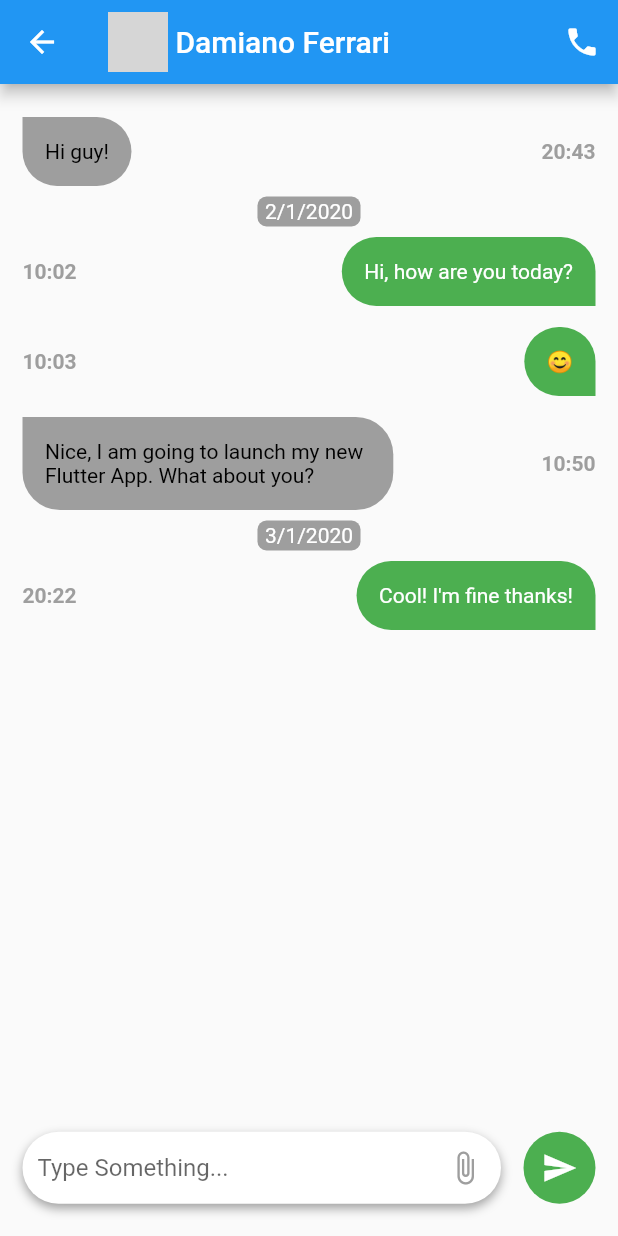
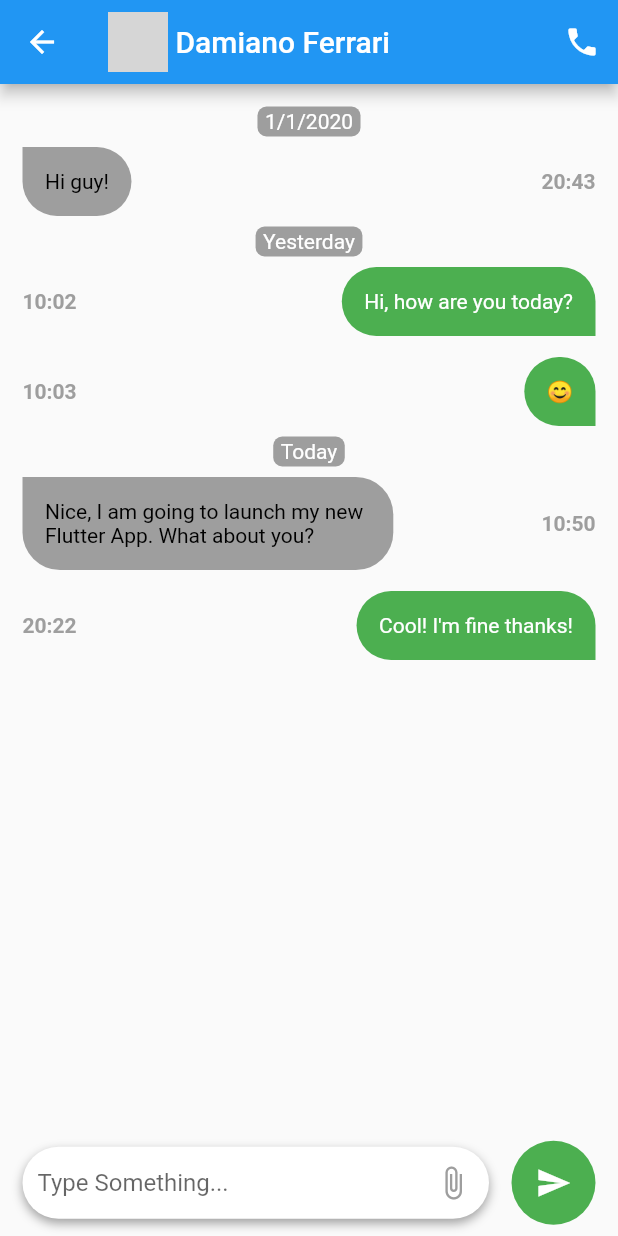
Before and after one commit to ferraridamiano/Message-App-UI, a Flutter app: the screen it shows after launch, after a tap on "Damiano Ferrari", on a phone screen of 412 x 824 dp. Run offline on Flutter 3.47's test engine with Material 2 defaults, Android fonts, the phone set to English and light mode, and no system bars; network calls fail; grey boxes are pictures that could not be loaded.

Commit message:
✨ Now the date of a message is base on DateTime

```diff
--- a/lib/chat.dart
+++ b/lib/chat.dart
@@ -1,7 +1,7 @@
 import 'package:flutter/material.dart';
+import 'package:message_app/widgets/conversationWidget.dart';
 import 'messageLists.dart';
 import 'models/contact.dart';
-import 'widgets/messageWidget.dart';
 
 class ChatScreen extends StatefulWidget {
   final Contact contact;
@@ -42,28 +42,10 @@ class _ChatScreenState extends State<ChatScreen> {
       ),
       body: Column(
         children: <Widget>[
-          Expanded(
-            child: ListView.builder(
-              padding: const EdgeInsets.all(15),
-              itemCount: messages.length,
-              itemBuilder: (ctx, i) {
-                DateTime messageTime = messages[i].time;
-                if (i > 0 && messages[i - 1].time.add(Duration(days: 1)).day == messageTime.day) {
-                  //different day then previous message
-                  String stringDate = '${messageTime.day}/${messageTime.month}/${messageTime.year}';
-                  return Column(
-                    children: [
-                      NewDayChatWidget(stringDate),
-                      MessageWidget(messages[i]),
-                    ],
-                  );
-                }
-                return MessageWidget(messages[i]);
-              },
-            ),
-          ),
+          ConversationWidget(messages),
+          //textfield to type the message
           Container(
-            margin: EdgeInsets.all(15.0),
+            margin: EdgeInsets.symmetric(vertical: 5, horizontal: 15),
             height: 61,
             child: Row(
               children: <Widget>[
@@ -106,12 +88,15 @@ class _ChatScreenState extends State<ChatScreen> {
                 SizedBox(width: 15),
                 Container(
                   decoration: BoxDecoration(color: Colors.green, shape: BoxShape.circle),
+                  child: Padding(
+                    padding: const EdgeInsets.all(4.0),
                     child: IconButton(
                         icon: Icon(
                           Icons.send,
                           color: Colors.white,
                         ),
                         onPressed: null),
+                  ),
                 )
               ],
             ),
--- a/lib/messageLists.dart
+++ b/lib/messageLists.dart
@@ -20,21 +20,21 @@ List<Message> messages = [
   Message(
       transmissionType: TransmissionType.SENT,
       messageType: MessageType.TEXT,
-      time: DateTime.utc(2020, 1, 2, 10, 02),
+      time: DateTime.utc(2020, 12, 6, 10, 02),
       text: 'Hi, how are you today?'),
   Message(
       transmissionType: TransmissionType.SENT,
       messageType: MessageType.TEXT,
-      time: DateTime.utc(2020, 1, 2, 10, 03),
+      time: DateTime.utc(2020, 12, 6, 10, 03),
       text: '😊'),
   Message(
       transmissionType: TransmissionType.RECIVED,
       messageType: MessageType.TEXT,
-      time: DateTime.utc(2020, 1, 2, 10, 50),
+      time: DateTime.utc(2020, 12, 7, 10, 50),
       text: 'Nice, I am going to launch my new Flutter App. What about you?'),
   Message(
       transmissionType: TransmissionType.SENT,
       messageType: MessageType.TEXT,
-      time: DateTime.utc(2020, 1, 3, 20, 22),
+      time: DateTime.utc(2020, 12, 7, 20, 22),
       text: 'Cool! I\'m fine thanks!'),
 ];
--- /dev/null
+++ b/lib/widgets/ConversationWidget.dart
@@ -0,0 +1,46 @@
+import 'package:flutter/material.dart';
+import 'package:message_app/models/message.dart';
+
+import 'MessageWidget.dart';
+
+class ConversationWidget extends StatelessWidget {
+  final List<Message> messageList;
+
+  ConversationWidget(this.messageList);
+
+  @override
+  Widget build(BuildContext context) {
+    return Expanded(
+      child: Scrollbar(
+        child: ListView.builder(
+          padding: const EdgeInsets.all(15),
+          itemCount: messageList.length,
+          itemBuilder: (ctx, i) {
+            DateTime messageTime = messageList[i].time;
+            //if this is the first message of the conversation or of the day
+            //this will display the day + the message
+            if (i == 0 || (i > 0 && !_areSameDay(messageTime, messageList[i - 1].time))) {
+              String stringDate;
+              if (_areSameDay(DateTime.now(), messageTime)) stringDate = 'Today';
+              else if(_areSameDay(DateTime.now().subtract(Duration(days: 1)), messageTime)) stringDate = 'Yesterday';
+              else stringDate = '${messageTime.day}/${messageTime.month}/${messageTime.year}';
+
+              return Column(
+                children: [
+                  NewDayChatWidget(stringDate),
+                  MessageWidget(messageList[i]),
+                ],
+              );
+            }
+            //otherwise just the message
+            return MessageWidget(messageList[i]);
+          },
+        ),
+      ),
+    );
+  }
+}
+
+bool _areSameDay(DateTime date1, DateTime date2) {
+  return date1.day == date2.day && date1.month == date2.month && date1.year == date2.year;
+}
```
Lines whose indentation alone changed are shown as unchanged.
